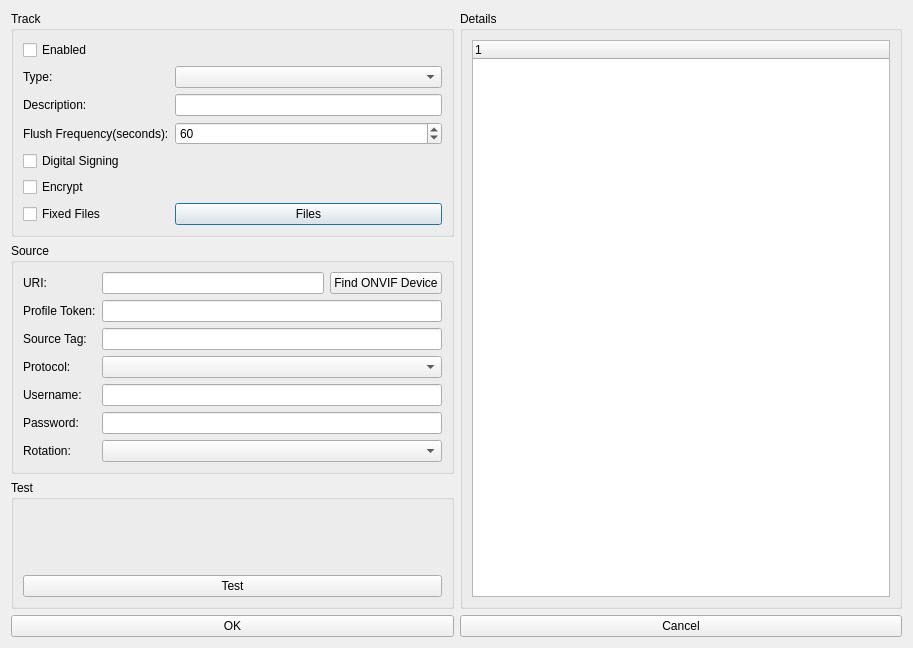
The window that libmonocleclient/managerecordingtrackwindow2.ui (lineCode/Client-2) describes before a commit, drawn with Qt 5.
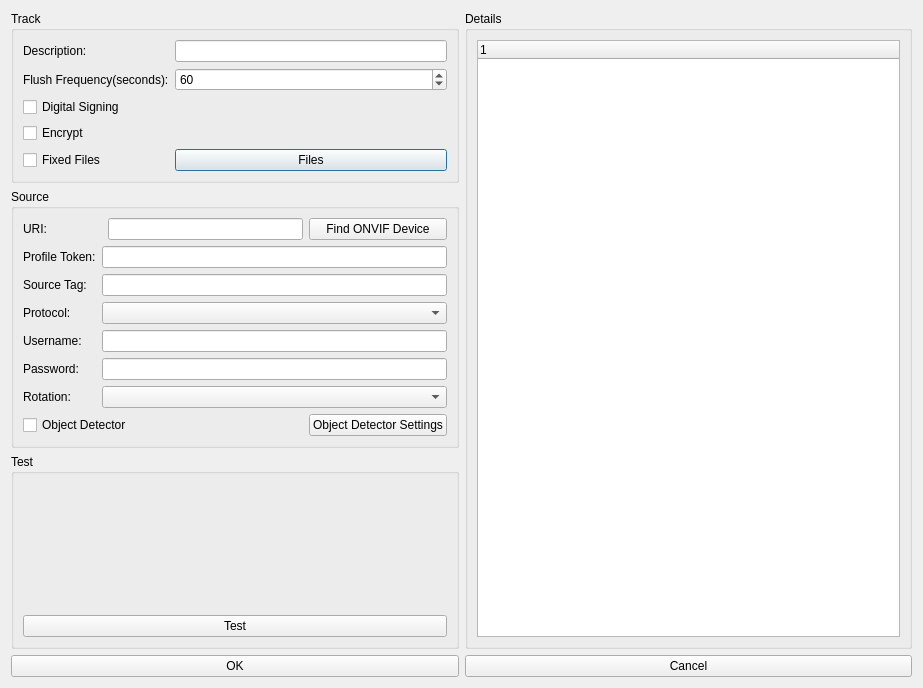
The same window after the commit.

The edit to the form file:
```diff
--- a/libmonocleclient/managerecordingtrackwindow2.ui
+++ b/libmonocleclient/managerecordingtrackwindow2.ui
@@ -6,8 +6,8 @@
    <rect>
     <x>0</x>
     <y>0</y>
-    <width>913</width>
-    <height>648</height>
+    <width>923</width>
+    <height>688</height>
    </rect>
   </property>
   <property name="windowTitle">
@@ -20,40 +20,43 @@
       <layout class="QGridLayout" name="gridLayout_2">
        <item row="0" column="0">
         <widget class="QGroupBox" name="groupBox">
+         <property name="sizePolicy">
+          <sizepolicy hsizetype="Preferred" vsizetype="Fixed">
+           <horstretch>0</horstretch>
+           <verstretch>0</verstretch>
+          </sizepolicy>
+         </property>
          <property name="title">
           <string>Track</string>
          </property>
          <layout class="QGridLayout" name="gridLayout_4">
           <item row="0" column="0">
            <layout class="QGridLayout" name="gridLayout_3">
-            <item row="1" column="1">
-             <widget class="QComboBox" name="comboBox"/>
+            <item row="4" column="1">
+             <widget class="QPushButton" name="pushButton">
+              <property name="text">
+               <string>Files</string>
+              </property>
+             </widget>
             </item>
-            <item row="1" column="0">
-             <widget class="QLabel" name="label">
+            <item row="2" column="0" colspan="2">
+             <widget class="QCheckBox" name="checkBox">
               <property name="text">
-               <string>Type:</string>
+               <string>Digital Signing</string>
               </property>
              </widget>
             </item>
-            <item row="2" column="1">
+            <item row="0" column="1">
              <widget class="QLineEdit" name="lineEdit"/>
             </item>
-            <item row="3" column="0">
+            <item row="1" column="0">
              <widget class="QLabel" name="label_3">
               <property name="text">
                <string>Flush Frequency(seconds):</string>
               </property>
              </widget>
             </item>
-            <item row="2" column="0">
-             <widget class="QLabel" name="label_2">
-              <property name="text">
-               <string>Description:</string>
-              </property>
-             </widget>
-            </item>
-            <item row="3" column="1">
+            <item row="1" column="1">
              <widget class="QSpinBox" name="spinBox">
               <property name="maximum">
                <number>9999</number>
@@ -63,41 +66,27 @@
               </property>
              </widget>
             </item>
-            <item row="6" column="0">
+            <item row="0" column="0">
+             <widget class="QLabel" name="label_2">
+              <property name="text">
+               <string>Description:</string>
+              </property>
+             </widget>
+            </item>
+            <item row="4" column="0">
              <widget class="QCheckBox" name="checkBox_3">
               <property name="text">
                <string>Fixed Files</string>
               </property>
              </widget>
             </item>
-            <item row="6" column="1">
-             <widget class="QPushButton" name="pushButton">
-              <property name="text">
-               <string>Files</string>
-              </property>
-             </widget>
-            </item>
-            <item row="4" column="0" colspan="2">
-             <widget class="QCheckBox" name="checkBox">
-              <property name="text">
-               <string>Digital Signing</string>
-              </property>
-             </widget>
-            </item>
-            <item row="5" column="0" colspan="2">
+            <item row="3" column="0" colspan="2">
              <widget class="QCheckBox" name="checkBox_2">
               <property name="text">
                <string>Encrypt</string>
               </property>
              </widget>
             </item>
-            <item row="0" column="0" colspan="2">
-             <widget class="QCheckBox" name="checkBox_4">
-              <property name="text">
-               <string>Enabled</string>
-              </property>
-             </widget>
-            </item>
            </layout>
           </item>
          </layout>
@@ -105,32 +94,18 @@
        </item>
        <item row="1" column="0">
         <widget class="QGroupBox" name="groupBox_2">
+         <property name="sizePolicy">
+          <sizepolicy hsizetype="Preferred" vsizetype="Fixed">
+           <horstretch>0</horstretch>
+           <verstretch>0</verstretch>
+          </sizepolicy>
+         </property>
          <property name="title">
           <string>Source</string>
          </property>
          <layout class="QGridLayout" name="gridLayout_6">
           <item row="0" column="0">
            <layout class="QGridLayout" name="gridLayout_5">
-            <item row="0" column="2">
-             <widget class="QPushButton" name="pushButton_2">
-              <property name="text">
-               <string>Find ONVIF Device</string>
-              </property>
-             </widget>
-            </item>
-            <item row="2" column="0">
-             <widget class="QLabel" name="label_6">
-              <property name="text">
-               <string>Source Tag:</string>
-              </property>
-             </widget>
-            </item>
-            <item row="2" column="1" colspan="2">
-             <widget class="QLineEdit" name="lineEdit_4"/>
-            </item>
-            <item row="3" column="1" colspan="2">
-             <widget class="QComboBox" name="comboBox_2"/>
-            </item>
             <item row="0" column="0">
              <widget class="QLabel" name="label_4">
               <property name="text">
@@ -138,6 +113,40 @@
               </property>
              </widget>
             </item>
+            <item row="6" column="0">
+             <widget class="QLabel" name="label_10">
+              <property name="text">
+               <string>Rotation:</string>
+              </property>
+             </widget>
+            </item>
+            <item row="2" column="1" colspan="3">
+             <widget class="QLineEdit" name="lineEdit_4"/>
+            </item>
+            <item row="2" column="0">
+             <widget class="QLabel" name="label_6">
+              <property name="text">
+               <string>Source Tag:</string>
+              </property>
+             </widget>
+            </item>
+            <item row="1" column="0">
+             <widget class="QLabel" name="label_5">
+              <property name="text">
+               <string>Profile Token:</string>
+              </property>
+             </widget>
+            </item>
+            <item row="4" column="1" colspan="3">
+             <widget class="QLineEdit" name="lineEdit_5"/>
+            </item>
+            <item row="3" column="0">
+             <widget class="QLabel" name="label_7">
+              <property name="text">
+               <string>Protocol:</string>
+              </property>
+             </widget>
+            </item>
             <item row="4" column="0">
              <widget class="QLabel" name="label_8">
               <property name="text">
@@ -145,6 +154,9 @@
               </property>
              </widget>
             </item>
+            <item row="1" column="1" colspan="3">
+             <widget class="QLineEdit" name="lineEdit_3"/>
+            </item>
             <item row="5" column="0">
              <widget class="QLabel" name="label_9">
               <property name="text">
@@ -152,42 +164,39 @@
               </property>
              </widget>
             </item>
-            <item row="3" column="0">
-             <widget class="QLabel" name="label_7">
-              <property name="text">
-               <string>Protocol:</string>
-              </property>
-             </widget>
-            </item>
-            <item row="1" column="1" colspan="2">
-             <widget class="QLineEdit" name="lineEdit_3"/>
-            </item>
-            <item row="1" column="0">
-             <widget class="QLabel" name="label_5">
-              <property name="text">
-               <string>Profile Token:</string>
-              </property>
-             </widget>
-            </item>
-            <item row="0" column="1">
-             <widget class="QLineEdit" name="lineEdit_2"/>
-            </item>
-            <item row="6" column="0">
-             <widget class="QLabel" name="label_10">
-              <property name="text">
-               <string>Rotation:</string>
-              </property>
-             </widget>
-            </item>
-            <item row="4" column="1" colspan="2">
-             <widget class="QLineEdit" name="lineEdit_5"/>
-            </item>
-            <item row="5" column="1" colspan="2">
-             <widget class="QLineEdit" name="lineEdit_6"/>
-            </item>
-            <item row="6" column="1" colspan="2">
+            <item row="6" column="1" colspan="3">
              <widget class="QComboBox" name="comboBox_3"/>
             </item>
+            <item row="3" column="1" colspan="3">
+             <widget class="QComboBox" name="comboBox_2"/>
+            </item>
+            <item row="5" column="1" colspan="3">
+             <widget class="QLineEdit" name="lineEdit_6"/>
+            </item>
+            <item row="7" column="3">
+             <widget class="QPushButton" name="pushButton_7">
+              <property name="text">
+               <string>Object Detector Settings</string>
+              </property>
+             </widget>
+            </item>
+            <item row="7" column="0" colspan="3">
+             <widget class="QCheckBox" name="checkBox_4">
+              <property name="text">
+               <string>Object Detector</string>
+              </property>
+             </widget>
+            </item>
+            <item row="0" column="3">
+             <widget class="QPushButton" name="pushButton_2">
+              <property name="text">
+               <string>Find ONVIF Device</string>
+              </property>
+             </widget>
+            </item>
+            <item row="0" column="2">
+             <widget class="QLineEdit" name="lineEdit_2"/>
+            </item>
            </layout>
           </item>
          </layout>
@@ -236,7 +245,13 @@
           <item row="0" column="0">
            <layout class="QGridLayout" name="gridLayout_10">
             <item row="0" column="0">
-             <widget class="QTreeWidget" name="treeWidget"/>
+             <widget class="QTreeWidget" name="treeWidget">
+              <column>
+               <property name="text">
+                <string notr="true">1</string>
+               </property>
+              </column>
+             </widget>
             </item>
            </layout>
           </item>
```
